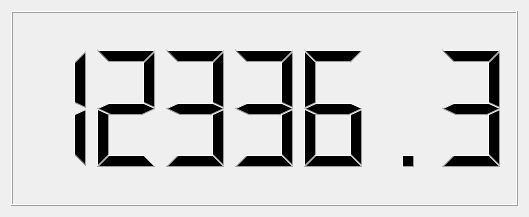
Qt form MeasureDialog.ui (fupe/digitizer2) before a commit.
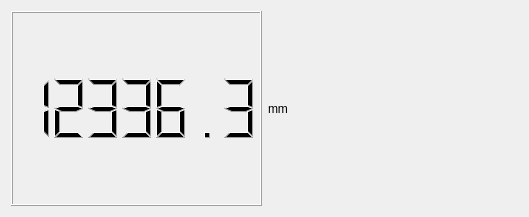
The same form after that commit.

Commit message: Show units in MeasureDialog

The edit to the form file:
```diff
--- a/MeasureDialog.ui
+++ b/MeasureDialog.ui
@@ -27,6 +27,8 @@
   </property>
   <layout class="QVBoxLayout" name="verticalLayout">
    <item>
+    <layout class="QHBoxLayout" name="horizontalLayout">
+     <item>
     <widget class="QLCDNumber" name="lcdNumber">
      <property name="sizePolicy">
       <sizepolicy hsizetype="Minimum" vsizetype="Minimum">
@@ -47,6 +49,15 @@
       <double>12336.250000000000000</double>
      </property>
     </widget>
+     </item>
+     <item>
+      <widget class="QLabel" name="unitLabel">
+       <property name="text">
+        <string>mm</string>
+       </property>
+      </widget>
+     </item>
+    </layout>
    </item>
   </layout>
  </widget>
```
Lines whose indentation alone changed are shown as unchanged. The commit also changes 1 other file.
